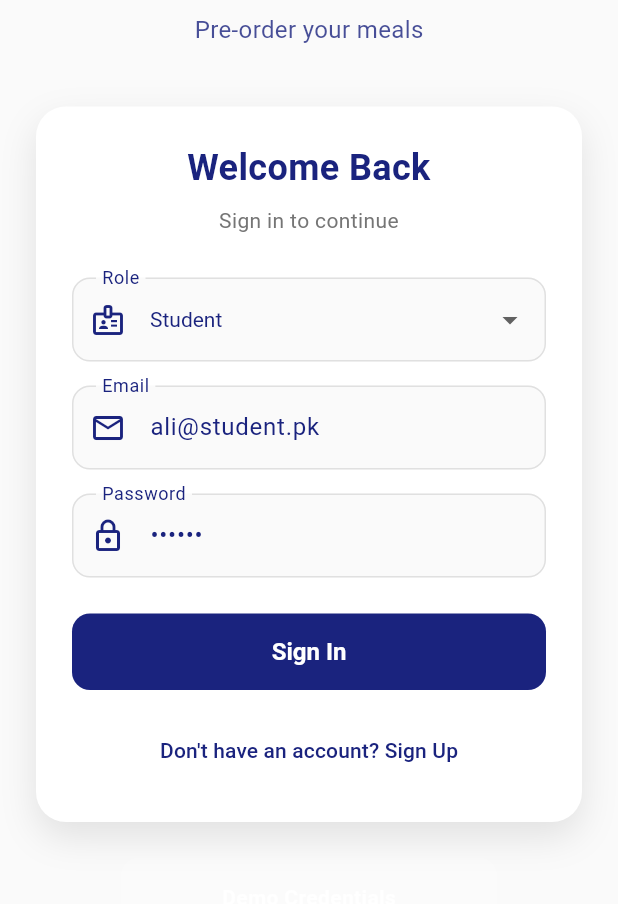
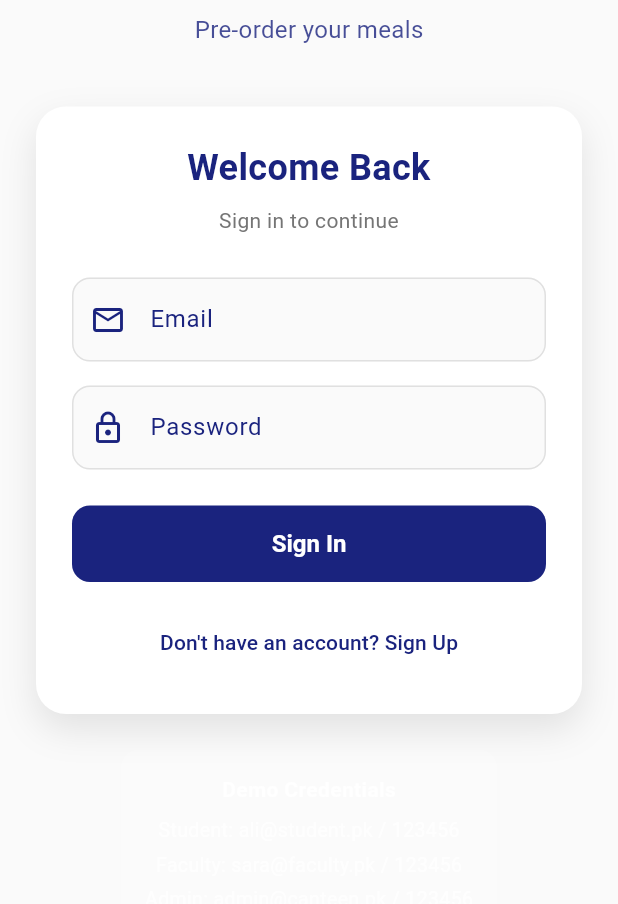
Before and after one commit to sundasZaib/pre-order-system, a Flutter app: the screen it shows after launch, on a phone screen of 412 x 824 dp, the part 303-1207 px from its top. Run offline on Flutter 3.47's test engine with Material 3 defaults, Android fonts, the phone set to English and light mode, and no system bars; our stand-ins replace cloud_firestore, firebase_auth, firebase_core, firebase_database; accounts and stored records are empty.

Commit message:
Log in interface

```diff
--- a/lib/features/auth/login_screen.dart
+++ b/lib/features/auth/login_screen.dart
@@ -11,9 +11,8 @@ class LoginScreen extends StatefulWidget {
 
 class _LoginScreenState extends State<LoginScreen> {
   final _formKey = GlobalKey<FormState>();
-  final _emailController = TextEditingController(text: 'ali@student.pk');
-  final _passwordController = TextEditingController(text: '123456');
-  String _selectedRole = 'Student';
+  final _emailController = TextEditingController();
+  final _passwordController = TextEditingController();
   bool _isSubmitting = false;
 
   @override
@@ -145,48 +144,13 @@ class _LoginScreenState extends State<LoginScreen> {
                               ),
                             ),
                             const SizedBox(height: 28),
-                            DropdownButtonFormField<String>(
-                              initialValue: _selectedRole,
-                              decoration: InputDecoration(
-                                labelText: 'Role',
-                                labelStyle: const TextStyle(color: Color(0xFF1A237E)),
-                                prefixIcon: const Icon(Icons.badge_outlined, color: Color(0xFF1A237E)),
-                                filled: true,
-                                fillColor: Colors.grey.shade50,
-                                border: OutlineInputBorder(
-                                  borderRadius: BorderRadius.circular(12),
-                                  borderSide: BorderSide(color: Colors.grey.shade300),
-                                ),
-                                enabledBorder: OutlineInputBorder(
-                                  borderRadius: BorderRadius.circular(12),
-                                  borderSide: BorderSide(color: Colors.grey.shade300),
-                                ),
-                                focusedBorder: OutlineInputBorder(
-                                  borderRadius: BorderRadius.circular(12),
-                                  borderSide: const BorderSide(color: Color(0xFF1A237E), width: 2),
-                                ),
-                              ),
-                              style: const TextStyle(color: Color(0xFF1A237E)),
-                              dropdownColor: Colors.white,
-                              items: ['Student', 'Faculty', 'Admin'].map((role) {
-                                return DropdownMenuItem(
-                                  value: role,
-                                  child: Text(role, style: const TextStyle(color: Color(0xFF1A237E))),
-                                );
-                              }).toList(),
-                              onChanged: (value) {
-                                setState(() {
-                                  _selectedRole = value!;
-                                });
-                              },
-                            ),
-                            const SizedBox(height: 16),
                             TextFormField(
                               controller: _emailController,
                               keyboardType: TextInputType.emailAddress,
                               style: const TextStyle(color: Color(0xFF1A237E)),
                               decoration: InputDecoration(
                                 labelText: 'Email',
+                                hintText: 'someone@gmail.com',
                                 labelStyle: const TextStyle(color: Color(0xFF1A237E)),
                                 prefixIcon: const Icon(Icons.email_outlined, color: Color(0xFF1A237E)),
                                 filled: true,
@@ -222,6 +186,7 @@ class _LoginScreenState extends State<LoginScreen> {
                               style: const TextStyle(color: Color(0xFF1A237E)),
                               decoration: InputDecoration(
                                 labelText: 'Password',
+                                hintText: '****',
                                 labelStyle: const TextStyle(color: Color(0xFF1A237E)),
                                 prefixIcon: const Icon(Icons.lock_outlined, color: Color(0xFF1A237E)),
                                 filled: true,
```
